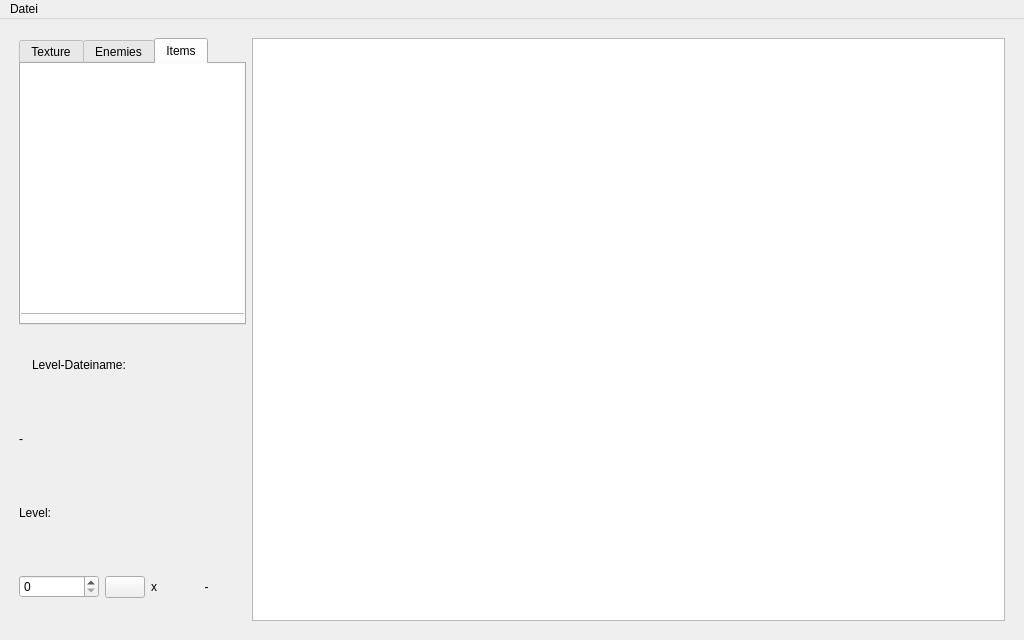
This is src/editor/LevelView.ui in bluecking/ikaruga as Qt 5 draws it before an edit. The edited form follows.
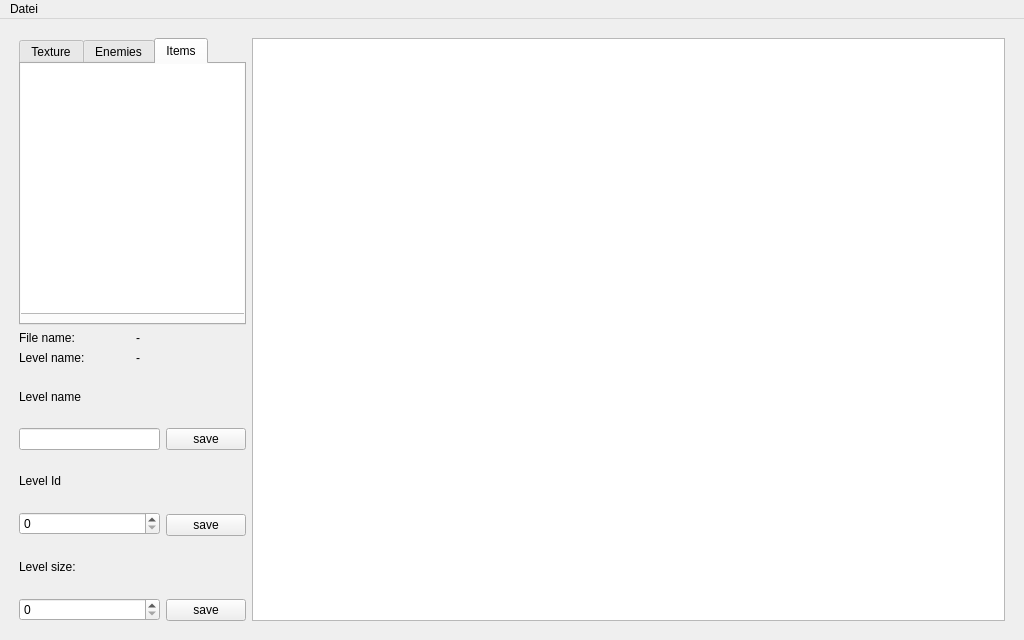
This is the edited form.

Patch:
```diff
--- a/src/editor/LevelView.ui
+++ b/src/editor/LevelView.ui
@@ -138,59 +138,191 @@
          </widget>
         </item>
         <item>
-         <layout class="QHBoxLayout" name="horizontalLayout_3">
+         <layout class="QHBoxLayout" name="horizontalLayout_5">
           <item>
-           <widget class="QLabel" name="bitmap">
-            <property name="sizePolicy">
-             <sizepolicy hsizetype="Minimum" vsizetype="Preferred">
-              <horstretch>0</horstretch>
-              <verstretch>0</verstretch>
-             </sizepolicy>
-            </property>
-            <property name="minimumSize">
-             <size>
-              <width>0</width>
-              <height>0</height>
-             </size>
-            </property>
-            <property name="maximumSize">
-             <size>
-              <width>200</width>
-              <height>16777215</height>
-             </size>
-            </property>
+           <layout class="QVBoxLayout" name="verticalLayout_6">
+            <item>
+             <widget class="QLabel" name="label_5">
+              <property name="text">
+               <string>File name:</string>
+              </property>
+             </widget>
+            </item>
+            <item>
+             <widget class="QLabel" name="label_4">
             <property name="text">
-             <string>Level-Dateiname:</string>
+               <string>Level name:</string>
             </property>
            </widget>
           </item>
          </layout>
         </item>
+          <item>
+           <layout class="QVBoxLayout" name="verticalLayout_5">
         <item>
          <widget class="QLabel" name="bitmap_path">
           <property name="text">
            <string>-</string>
           </property>
+              <property name="textFormat">
+               <enum>Qt::PlainText</enum>
+              </property>
          </widget>
         </item>
         <item>
-         <widget class="QLabel" name="level">
+             <widget class="QLabel" name="level_name_label">
           <property name="text">
-           <string>Level:</string>
+               <string>-</string>
           </property>
          </widget>
         </item>
+           </layout>
+          </item>
+         </layout>
+        </item>
         <item>
-         <layout class="QHBoxLayout" name="horizontalLayout_2">
+         <layout class="QHBoxLayout" name="horizontalLayout_3">
+          <property name="sizeConstraint">
+           <enum>QLayout::SetMinimumSize</enum>
+          </property>
           <item>
-           <widget class="QSpinBox" name="spinBox">
+           <layout class="QVBoxLayout" name="verticalLayout_4">
+            <property name="sizeConstraint">
+             <enum>QLayout::SetMinimumSize</enum>
+            </property>
+            <item>
+             <widget class="QLabel" name="label_7">
             <property name="sizePolicy">
-             <sizepolicy hsizetype="Preferred" vsizetype="Fixed">
+               <sizepolicy hsizetype="Minimum" vsizetype="Minimum">
               <horstretch>0</horstretch>
               <verstretch>0</verstretch>
              </sizepolicy>
             </property>
-           </widget>
+              <property name="text">
+               <string>Level name</string>
+              </property>
+             </widget>
+            </item>
+            <item>
+             <widget class="QLineEdit" name="level_name">
+              <property name="sizePolicy">
+               <sizepolicy hsizetype="Minimum" vsizetype="Fixed">
+                <horstretch>0</horstretch>
+                <verstretch>0</verstretch>
+               </sizepolicy>
+              </property>
+             </widget>
+            </item>
+            <item>
+             <widget class="QLabel" name="label_8">
+              <property name="text">
+               <string>Level Id</string>
+              </property>
+             </widget>
+            </item>
+            <item>
+             <widget class="QSpinBox" name="level_id"/>
+            </item>
+            <item>
+             <widget class="QLabel" name="label_6">
+              <property name="sizePolicy">
+               <sizepolicy hsizetype="Minimum" vsizetype="Minimum">
+                <horstretch>0</horstretch>
+                <verstretch>0</verstretch>
+               </sizepolicy>
+              </property>
+              <property name="text">
+               <string>Level size:</string>
+              </property>
+             </widget>
+            </item>
+            <item>
+             <widget class="QSpinBox" name="level_size">
+              <property name="sizePolicy">
+               <sizepolicy hsizetype="Minimum" vsizetype="Fixed">
+                <horstretch>0</horstretch>
+                <verstretch>0</verstretch>
+               </sizepolicy>
+              </property>
+             </widget>
+            </item>
+           </layout>
+          </item>
+          <item>
+           <layout class="QVBoxLayout" name="verticalLayout_3">
+            <property name="sizeConstraint">
+             <enum>QLayout::SetMinimumSize</enum>
+            </property>
+            <item>
+             <spacer name="verticalSpacer_2">
+              <property name="orientation">
+               <enum>Qt::Vertical</enum>
+              </property>
+              <property name="sizeHint" stdset="0">
+               <size>
+                <width>20</width>
+                <height>40</height>
+               </size>
+              </property>
+             </spacer>
+            </item>
+            <item>
+             <widget class="QPushButton" name="saveLevelName">
+              <property name="sizePolicy">
+               <sizepolicy hsizetype="Minimum" vsizetype="Minimum">
+                <horstretch>0</horstretch>
+                <verstretch>0</verstretch>
+               </sizepolicy>
+              </property>
+              <property name="text">
+               <string>save</string>
+              </property>
+             </widget>
+            </item>
+            <item>
+             <spacer name="verticalSpacer_3">
+              <property name="orientation">
+               <enum>Qt::Vertical</enum>
+              </property>
+              <property name="sizeHint" stdset="0">
+               <size>
+                <width>20</width>
+                <height>40</height>
+               </size>
+              </property>
+             </spacer>
+            </item>
+            <item>
+             <widget class="QPushButton" name="save_id">
+              <property name="enabled">
+               <bool>true</bool>
+              </property>
+              <property name="sizePolicy">
+               <sizepolicy hsizetype="Minimum" vsizetype="Minimum">
+                <horstretch>0</horstretch>
+                <verstretch>0</verstretch>
+               </sizepolicy>
+              </property>
+              <property name="text">
+               <string>save</string>
+              </property>
+             </widget>
+            </item>
+            <item>
+             <spacer name="verticalSpacer">
+              <property name="orientation">
+               <enum>Qt::Vertical</enum>
+              </property>
+              <property name="sizeType">
+               <enum>QSizePolicy::Expanding</enum>
+              </property>
+              <property name="sizeHint" stdset="0">
+               <size>
+                <width>20</width>
+                <height>40</height>
+               </size>
+              </property>
+             </spacer>
           </item>
           <item>
            <widget class="QPushButton" name="pushButton">
@@ -201,32 +333,11 @@
              </sizepolicy>
             </property>
             <property name="text">
-             <string/>
+               <string>save</string>
             </property>
            </widget>
           </item>
-          <item>
-           <widget class="QLabel" name="lvl_x">
-            <property name="maximumSize">
-             <size>
-              <width>10</width>
-              <height>16777215</height>
-             </size>
-            </property>
-            <property name="text">
-             <string>x</string>
-            </property>
-           </widget>
-          </item>
-          <item>
-           <widget class="QLabel" name="level_height">
-            <property name="text">
-             <string>-</string>
-            </property>
-            <property name="alignment">
-             <set>Qt::AlignCenter</set>
-            </property>
-           </widget>
+           </layout>
           </item>
          </layout>
         </item>
```
Left out of the diff: 2 changed lines with no effect on the pictures. Lines whose indentation alone changed are shown as unchanged.
